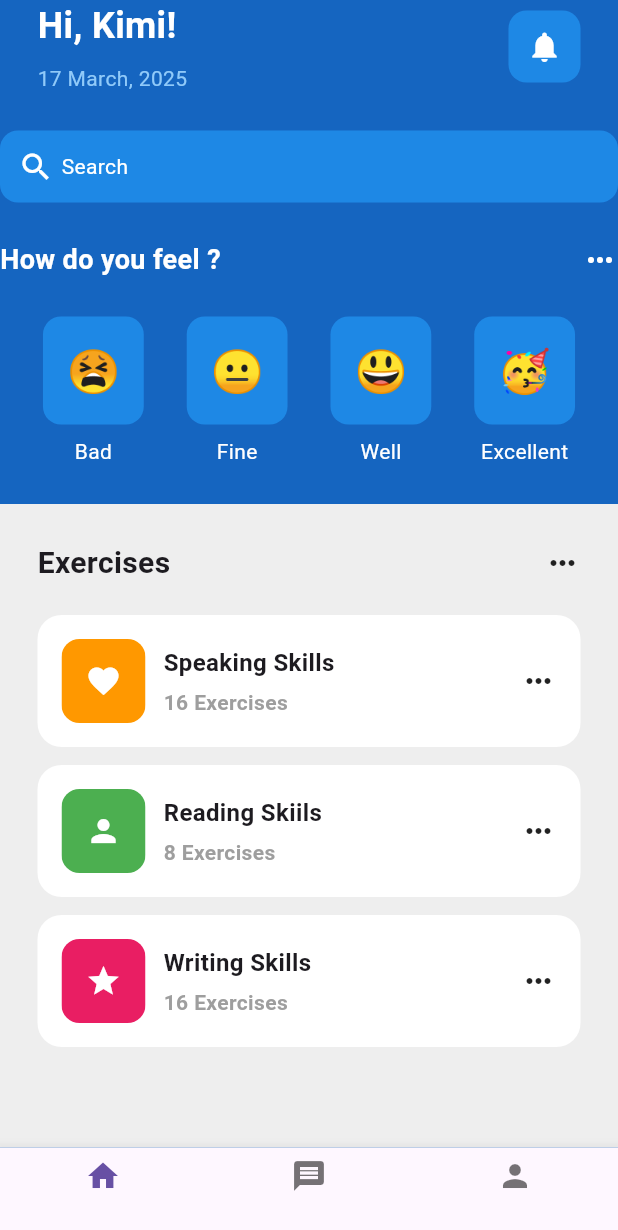
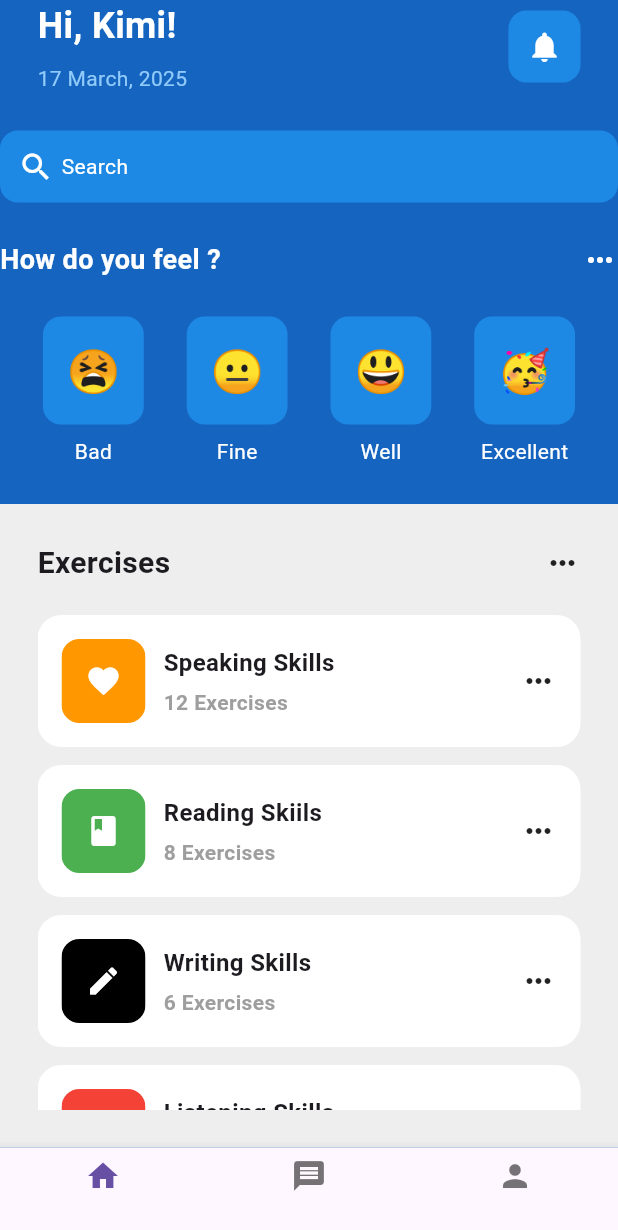
Before and after one commit to OrewaKimi/uts_mobile-programing-lanjut, a Flutter app: the screen it shows after launch, on a phone screen of 412 x 824 dp. Shown: the top 1230 px of the screen. Run offline on Flutter 3.47's test engine with Material 3 defaults, Android fonts, the phone set to English and light mode, and no system bars.

Commit message:
add icon, color, and skills

```diff
--- a/lib/pages/home_page.dart
+++ b/lib/pages/home_page.dart
@@ -147,9 +147,7 @@ class _HomePageState extends State<HomePage> {
                 ),
               ],
             ),
-            SizedBox(
-              height: 25,
-            ),
+            SizedBox(height: 25),
             Expanded(
               child: Container(
                 padding: EdgeInsets.all(25),
@@ -171,9 +169,7 @@ class _HomePageState extends State<HomePage> {
                           Icon(Icons.more_horiz),
                         ],
                       ),
-                      SizedBox(
-                        height: 20,
-                      ),
+                      SizedBox(height: 20),
 
                       //Listiew of exercises
                       Expanded(
@@ -182,20 +178,32 @@ class _HomePageState extends State<HomePage> {
                             ExerciseTitle(
                               icon: Icons.favorite,
                               exerciseName: 'Speaking Skills',
-                              numberOfExercises: 16,
+                              numberOfExercises: 12,
                               color: Colors.orange,
                             ),
                             ExerciseTitle(
-                              icon: Icons.person,
+                              icon: Icons.book,
                               exerciseName: 'Reading Skiils',
                               numberOfExercises: 8,
                               color: Colors.green,
                             ),
                             ExerciseTitle(
-                              icon: Icons.star,
+                              icon: Icons.create,
                               exerciseName: 'Writing Skills',
-                              numberOfExercises: 16,
-                              color: Colors.pink,
+                              numberOfExercises: 6,
+                              color: Colors.black,
+                            ),
+                            ExerciseTitle(
+                              icon: Icons.headphones,
+                              exerciseName: 'Listening Skills',
+                              numberOfExercises: 4,
+                              color: Colors.red,
+                            ),
+                             ExerciseTitle(
+                              icon: Icons.lightbulb,
+                              exerciseName: 'Critical Thinking',
+                              numberOfExercises: 5,
+                              color: Colors.purple,
                             ),
                           ],
                         ),
```
